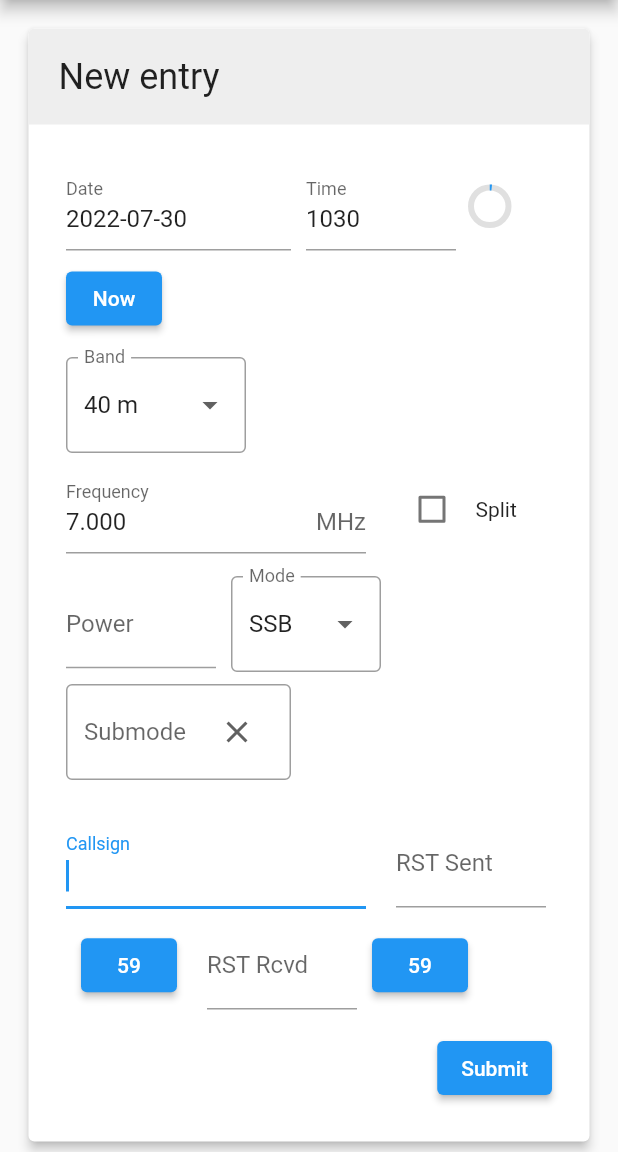
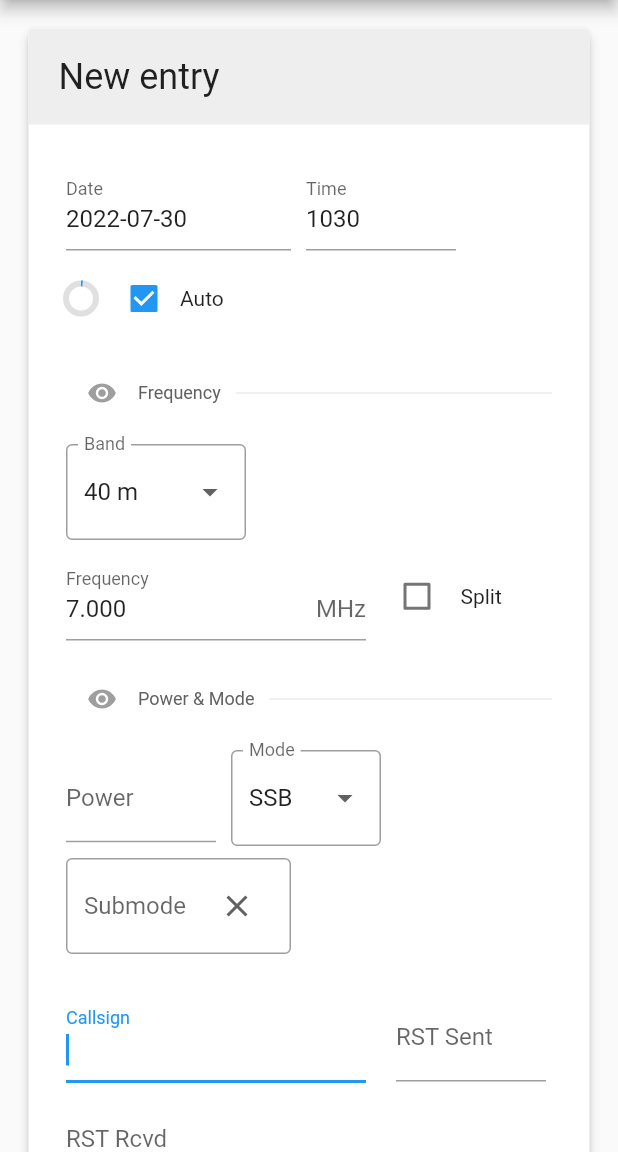
Before and after one commit to jakobkordez/ham-tools, a Flutter app: the screen it shows after launch, on a phone screen of 412 x 824 dp, the part 84-1236 px from its top. Run offline on Flutter 3.47's test engine with Material 2 defaults, Android fonts, the phone set to English and light mode, and no system bars; our stand-ins replace equatable, file_picker, fl_chart, flutter_bloc, localstorage, timer_builder.

Commit message:
Add log auto time Add callsign focus on clear Add hidden log demo Add log entry parameter hiding Update README.md

```diff
--- a/lib/src/components/utc_clock.dart
+++ b/lib/src/components/utc_clock.dart
@@ -9,7 +9,7 @@ class UtcClock extends StatelessWidget {
 
   @override
   Widget build(BuildContext context) => TimerBuilder(
-        generator: fromIterable(_sheduler()),
+        generator: fromIterable(_scheduler()),
         builder: (context) {
           final now = DateTime.now().toUtc();
           final tTheme =
@@ -36,9 +36,9 @@ class UtcClock extends StatelessWidget {
         },
       );
 
-  Iterable<DateTime> _sheduler() sync* {
-    final now = DateTime.now().toUtc();
-    final start = DateTime.utc(
+  Iterable<DateTime> _scheduler() sync* {
+    var now = DateTime.now().toUtc();
+    now = DateTime.utc(
       now.year,
       now.month,
       now.day,
@@ -46,10 +46,8 @@ class UtcClock extends StatelessWidget {
       now.minute,
       now.second,
     );
-    int sec = 0;
     while (true) {
-      ++sec;
-      yield start.add(Duration(seconds: sec));
+      yield now = now.add(const Duration(seconds: 1));
     }
   }
 }
--- a/lib/src/log/circle_timer.dart
+++ b/lib/src/log/circle_timer.dart
@@ -1,14 +1,49 @@
+import 'dart:async';
+
 import 'package:flutter/material.dart';
 import 'package:timer_builder/timer_builder.dart';
 
-class CircleTimer extends StatelessWidget {
-  const CircleTimer({Key? key}) : super(key: key);
+class CircleTimer extends StatefulWidget {
+  final void Function()? onMinute;
+
+  const CircleTimer({Key? key, this.onMinute}) : super(key: key);
+
+  @override
+  State<CircleTimer> createState() => _CircleTimerState();
+}
+
+class _CircleTimerState extends State<CircleTimer> {
+  Timer? _minuteTimer;
+
+  void _buildTimer() {
+    if (widget.onMinute == null) return;
+    final now = DateTime.now();
+    final target =
+        DateTime(now.year, now.month, now.day, now.hour, now.minute + 1);
+    _minuteTimer = Timer(target.difference(now), () {
+      widget.onMinute!();
+      _minuteTimer?.cancel();
+      _buildTimer();
+    });
+  }
+
+  @override
+  void initState() {
+    super.initState();
+    _buildTimer();
+  }
+
+  @override
+  void dispose() {
+    _minuteTimer?.cancel();
+    super.dispose();
+  }
 
   @override
   Widget build(BuildContext context) => AspectRatio(
         aspectRatio: 1,
-        child: TimerBuilder.periodic(
-          const Duration(seconds: 1),
+        child: TimerBuilder(
+          generator: fromIterable(_scheduler()),
           builder: (context) {
             final now = DateTime.now().toUtc().second;
             return TweenAnimationBuilder<double>(
@@ -22,4 +57,19 @@ class CircleTimer extends StatelessWidget {
           },
         ),
       );
+
+  Iterable<DateTime> _scheduler() sync* {
+    var now = DateTime.now().toUtc();
+    now = DateTime.utc(
+      now.year,
+      now.month,
+      now.day,
+      now.hour,
+      now.minute,
+      now.second,
+    );
+    while (true) {
+      yield now = now.add(const Duration(seconds: 1));
+    }
+  }
 }
--- a/lib/src/log/cubit/new_log_entry_cubit.dart
+++ b/lib/src/log/cubit/new_log_entry_cubit.dart
@@ -46,6 +46,8 @@ class NewLogEntryCubit extends Cubit<NewLogEntryState> {
         subMode: state.subMode,
         power: int.tryParse(state.power),
       ));
+
+  void setAutoTime(bool? value) => emit(state.copyWith(autoTime: value));
 
   void setTimeOnNow() {
     final now = DateTime.now().toUtc();
--- a/lib/src/log/cubit/new_log_entry_state.dart
+++ b/lib/src/log/cubit/new_log_entry_state.dart
@@ -1,7 +1,10 @@
 part of 'new_log_entry_cubit.dart';
 
 class NewLogEntryState extends Equatable {
+  final bool clean;
+
   final bool hasTimeOff;
+  final bool autoTime;
   final String dateOn;
   final String timeOn;
   final String dateOff;
@@ -24,6 +27,7 @@ class NewLogEntryState extends Equatable {
       BandUtil.getBand(NewLogEntryCubit.tryParseFreq(frequencyRx) ?? -1);
 
   factory NewLogEntryState({
+    bool autoTime = true,
     DateTime? timeOn,
     DateTime? timeOff,
     int? frequency,
@@ -48,7 +52,9 @@ class NewLogEntryState extends Equatable {
     String ff(double freq) => LogEntry.freqFormat.format(freq);
 
     return NewLogEntryState._(
+      clean: true,
       hasTimeOff: timeOff != null,
+      autoTime: autoTime,
       dateOn: df(timeOn),
       timeOn: tf(timeOn),
       dateOff: df(timeOff ?? timeOn),
@@ -66,7 +72,9 @@ class NewLogEntryState extends Equatable {
   }
 
   NewLogEntryState._({
+    required this.clean,
     required this.hasTimeOff,
+    required this.autoTime,
     required this.dateOn,
     required this.timeOn,
     required this.dateOff,
@@ -83,6 +91,8 @@ class NewLogEntryState extends Equatable {
   });
 
   NewLogEntryState copyWith({
+    bool? clean,
+    bool? autoTime,
     bool? hasTimeOff,
     String? dateOn,
     String? timeOn,
@@ -100,7 +110,9 @@ class NewLogEntryState extends Equatable {
     final newFreq = frequency ?? this.frequency;
 
     return NewLogEntryState._(
+      clean: clean ?? false,
       hasTimeOff: hasTimeOff ?? this.hasTimeOff,
+      autoTime: autoTime ?? this.autoTime,
       dateOn: dateOn ?? this.dateOn,
       timeOn: timeOn ?? this.timeOn,
       dateOff: dateOff ?? this.dateOff,
@@ -122,9 +134,11 @@ class NewLogEntryState extends Equatable {
     required SubMode? subMode,
   }) =>
       NewLogEntryState._(
+        clean: false,
         mode: mode ?? this.mode,
         subMode: subMode,
         hasTimeOff: hasTimeOff,
+        autoTime: autoTime,
         dateOn: dateOn,
         timeOn: timeOn,
         dateOff: dateOff,
@@ -140,7 +154,9 @@ class NewLogEntryState extends Equatable {
 
   @override
   List<Object?> get props => [
+        clean,
         hasTimeOff,
+        autoTime,
         dateOn,
         timeOn,
         dateOff,
--- /dev/null
+++ b/lib/src/log/log_demo.dart
@@ -0,0 +1,25 @@
+import 'package:flutter/material.dart';
+import 'package:flutter_bloc/flutter_bloc.dart';
+
+import '../repository/local_repository.dart';
+import '../repository/repository.dart';
+import 'bloc/log_bloc.dart';
+import 'log_screen.dart';
+
+class LogDemo extends StatelessWidget {
+  const LogDemo({Key? key}) : super(key: key);
+
+  @override
+  Widget build(BuildContext context) => FutureBuilder<Repository>(
+        future: LocalRepository.init(),
+        builder: (context, snapshot) => snapshot.data != null
+            ? RepositoryProvider<Repository>.value(
+                value: snapshot.data!,
+                child: BlocProvider(
+                  create: (_) => LogBloc(snapshot.data!),
+                  child: const LogScreen(),
+                ),
+              )
+            : const Center(child: LinearProgressIndicator()),
+      );
+}
--- a/lib/src/log/log_entry_fields.dart
+++ b/lib/src/log/log_entry_fields.dart
@@ -1,12 +1,32 @@
 part of 'log_entry_form.dart';
 
-class _CallsignInput extends StatelessWidget {
+class _CallsignInput extends StatefulWidget {
   const _CallsignInput({Key? key}) : super(key: key);
 
   @override
-  Widget build(BuildContext context) => _FieldUpdater(
+  State<_CallsignInput> createState() => _CallsignInputState();
+}
+
+class _CallsignInputState extends State<_CallsignInput> {
+  final focusNode = FocusNode();
+
+  @override
+  void dispose() {
+    focusNode.dispose();
+    super.dispose();
+  }
+
+  @override
+  Widget build(BuildContext context) =>
+      BlocListener<NewLogEntryCubit, NewLogEntryState>(
+        listenWhen: (previous, current) => previous.clean != current.clean,
+        listener: (context, state) {
+          if (state.clean) focusNode.requestFocus();
+        },
+        child: _FieldUpdater(
           getValue: (state) => state.callsign,
           builder: (context, controller) => TextFormField(
+            focusNode: focusNode,
             controller: controller,
             autofocus: true,
             onChanged: context.read<NewLogEntryCubit>().setCallsign,
@@ -18,6 +38,7 @@ class _CallsignInput extends StatelessWidget {
               ),
             ),
             style: const TextStyle(fontFamily: 'RobotoMono'),
+          ),
         ),
       );
 }
@@ -56,6 +77,35 @@ class _TimeOnInput extends StatelessWidget {
               value != null && NewLogEntryCubit.tryParseTime(value) == null
                   ? 'Invalid time'
                   : null,
+        ),
+      );
+}
+
+class _TimeUpdater extends StatelessWidget {
+  const _TimeUpdater({Key? key}) : super(key: key);
+
+  @override
+  Widget build(BuildContext context) =>
+      BlocBuilder<NewLogEntryCubit, NewLogEntryState>(
+        buildWhen: (previous, current) => previous.autoTime != current.autoTime,
+        builder: (context, state) => Row(
+          mainAxisSize: MainAxisSize.min,
+          children: [
+            state.autoTime
+                ? SizedBox(
+                    width: 20,
+                    child: CircleTimer(
+                      onMinute: context.read<NewLogEntryCubit>().setTimeOnNow,
+                    ),
+                  )
+                : const _TimeOnNowButton(),
+            const SizedBox(width: 8),
+            Checkbox(
+              value: state.autoTime,
+              onChanged: context.read<NewLogEntryCubit>().setAutoTime,
+            ),
+            const Text('Auto'),
+          ],
         ),
       );
 }
@@ -295,6 +345,7 @@ class _RstSentButton extends StatelessWidget {
   @override
   Widget build(BuildContext context) =>
       BlocBuilder<NewLogEntryCubit, NewLogEntryState>(
+        buildWhen: (previous, current) => previous.mode != current.mode,
         builder: (context, state) {
           final def = state.mode.defaultReport;
           if (def == null) return const SizedBox.shrink();
@@ -350,6 +401,7 @@ class _RstRecvButton extends StatelessWidget {
   @override
   Widget build(BuildContext context) =>
       BlocBuilder<NewLogEntryCubit, NewLogEntryState>(
+        buildWhen: (previous, current) => previous.mode != current.mode,
         builder: (context, state) {
           final def = state.mode.defaultReport;
           if (def == null) return const SizedBox.shrink();
--- a/lib/src/log/log_entry_form.dart
+++ b/lib/src/log/log_entry_form.dart
@@ -1,3 +1,4 @@
+import 'package:flutter/foundation.dart';
 import 'package:flutter/material.dart';
 import 'package:flutter/services.dart';
 import 'package:flutter_bloc/flutter_bloc.dart';
@@ -32,29 +33,36 @@ class LogEntryForm extends StatelessWidget {
                       Wrap(
                         crossAxisAlignment: WrapCrossAlignment.center,
                         runSpacing: 8,
+                        spacing: 10,
                         children: const [
                           SizedBox(width: 150, child: _DateOnInput()),
-                          SizedBox(width: 10),
                           SizedBox(width: 100, child: _TimeOnInput()),
-                          SizedBox(width: 10),
-                          SizedBox(height: 25, child: CircleTimer()),
-                          SizedBox(width: 10),
-                          _TimeOnNowButton(),
-                          SizedBox(width: 20),
+                          _TimeUpdater(),
+                          // SizedBox(width: 20),
                           // Checkbox(value: false, onChanged: (_) {}),
                           // SizedBox(width: 5),
                           // Text('Seperate time off'),
                         ],
                       ),
                       const SizedBox(height: 15),
+                      _Hide(
+                        // TODO Remove
+                        initiallyHidden: kDebugMode,
+                        title: const Text('Frequency'),
+                        child: Column(
+                          mainAxisSize: MainAxisSize.min,
+                          crossAxisAlignment: CrossAxisAlignment.stretch,
+                          children: [
                             Wrap(
                               crossAxisAlignment: WrapCrossAlignment.center,
                               runSpacing: 8,
+                              spacing: 10,
                               children: [
                                 const SizedBox(width: 120, child: _BandInput()),
-                          const SizedBox(width: 10),
-                          const SizedBox(width: 200, child: _FrequencyInput()),
-                          const SizedBox(width: 20),
+                                const SizedBox(
+                                  width: 200,
+                                  child: _FrequencyInput(),
+                                ),
                                 Row(
                                   mainAxisSize: MainAxisSize.min,
                                   crossAxisAlignment: CrossAxisAlignment.center,
@@ -67,48 +75,59 @@ class LogEntryForm extends StatelessWidget {
                               ],
                             ),
                             BlocBuilder<NewLogEntryCubit, NewLogEntryState>(
+                              buildWhen: (previous, current) =>
+                                  previous.split != current.split,
                               builder: (context, state) => state.split
                                   ? Padding(
                                       padding: const EdgeInsets.only(top: 8),
                                       child: Wrap(
-                                  crossAxisAlignment: WrapCrossAlignment.center,
+                                        crossAxisAlignment:
+                                            WrapCrossAlignment.center,
                                         runSpacing: 8,
+                                        spacing: 10,
                                         children: const [
-                                    SizedBox(width: 120, child: _BandRxInput()),
-                                    SizedBox(width: 10),
                                           SizedBox(
-                                        width: 200, child: _FrequencyRxInput()),
+                                            width: 120,
+                                            child: _BandRxInput(),
+                                          ),
+                                          SizedBox(
+                                            width: 200,
+                                            child: _FrequencyRxInput(),
+                                          ),
                                         ],
                                       ),
                                     )
                                   : const SizedBox.shrink(),
                             ),
-                      const SizedBox(height: 15),
+                          ],
+                        ),
+                      ),
+                      _Hide(
+                        // TODO Remove
+                        initiallyHidden: kDebugMode,
+                        title: const Text('Power & Mode'),
+                        child: Wrap(
+                          crossAxisAlignment: WrapCrossAlignment.center,
+                          runSpacing: 8,
+                          spacing: 10,
+                          children: const [
+                            SizedBox(width: 100, child: _PowerInput()),
+                            SizedBox(width: 100, child: _ModeInput()),
+                            SizedBox(width: 150, child: _SubModeInput()),
+                          ],
+                        ),
+                      ),
+                      const SizedBox(height: 10),
                       Wrap(
                         crossAxisAlignment: WrapCrossAlignment.center,
                         runSpacing: 8,
-                        children: const [
-                          SizedBox(width: 100, child: _PowerInput()),
-                          SizedBox(width: 10),
-                          SizedBox(width: 100, child: _ModeInput()),
-                          SizedBox(width: 10),
-                          SizedBox(width: 150, child: _SubModeInput()),
-                        ],
-                      ),
-                      const SizedBox(height: 25),
-                      Wrap(
-                        crossAxisAlignment: WrapCrossAlignment.center,
-                        runSpacing: 8,
+                        spacing: 20,
                         children: const [
                           SizedBox(width: 200, child: _CallsignInput()),
-                          SizedBox(width: 20),
                           SizedBox(width: 100, child: _RstSentInput()),
-                          SizedBox(width: 10),
-                          _RstSentButton(),
-                          SizedBox(width: 20),
+                          // _RstSentButton(),
                           SizedBox(width: 100, child: _RstRecvInput()),
-                          SizedBox(width: 10),
-                          _RstRecvButton(),
+                          // _RstRecvButton(),
                         ],
                       ),
                       // const SizedBox(height: 15),
@@ -133,3 +152,64 @@ class LogEntryForm extends StatelessWidget {
               ),
       );
 }
+
+class _Hide extends StatefulWidget {
+  final Widget title;
+  final Widget child;
+  final bool initiallyHidden;
+
+  const _Hide({
+    Key? key,
+    required this.title,
+    required this.child,
+    this.initiallyHidden = false,
+  }) : super(key: key);
+
+  @override
+  State<_Hide> createState() => _HideState();
+}
+
+class _HideState extends State<_Hide> {
+  late bool hidden;
+
+  @override
+  void initState() {
+    super.initState();
+    hidden = widget.initiallyHidden;
+  }
+
+  @override
+  Widget build(BuildContext context) => Column(
+        mainAxisSize: MainAxisSize.min,
+        crossAxisAlignment: CrossAxisAlignment.stretch,
+        children: [
+          Row(
+            crossAxisAlignment: CrossAxisAlignment.center,
+            children: [
+              IconButton(
+                splashRadius: 20,
+                iconSize: 20,
+                color: Colors.grey,
+                icon: hidden
+                    ? const Icon(Icons.visibility_off)
+                    : const Icon(Icons.visibility),
+                onPressed: () => setState(() => hidden = !hidden),
+              ),
+              DefaultTextStyle(
+                style: Theme.of(context).textTheme.labelMedium!.copyWith(
+                      color: Colors.grey.shade700,
+                    ),
+                child: widget.title,
+              ),
+              const SizedBox(width: 10),
+              const Expanded(child: Divider()),
+            ],
+          ),
+          if (!hidden) ...[
+            const SizedBox(height: 10),
+            widget.child,
+            const SizedBox(height: 15),
+          ],
+        ],
+      );
+}
--- a/lib/web_main.dart
+++ b/lib/web_main.dart
@@ -4,6 +4,7 @@ import 'package:flutter/material.dart';
 import 'src/cabrillo/adi_to_cabrillo_screen.dart';
 import 'src/callsign/callsign_screen.dart';
 import 'src/components/utc_clock.dart';
+import 'src/log/log_demo.dart';
 import 'src/map/azimuthal_map_screen.dart';
 import 'src/map/cylindrical_map_screen.dart';
 import 'src/stats/stats_screen.dart';
@@ -30,6 +31,7 @@ class WebApp extends StatelessWidget {
           '/cylmap': (_) => const CylindricalMapScreen(),
           '/stats': (_) => const StatsScreen(),
           '/adi2cab': (_) => const AdiToCabrilloScreen(),
+          '/logdemo': (_) => const LogDemo(),
         },
       );
 }
```
Also changed, not shown: 1 other file. Lines whose indentation alone changed are shown as unchanged.
